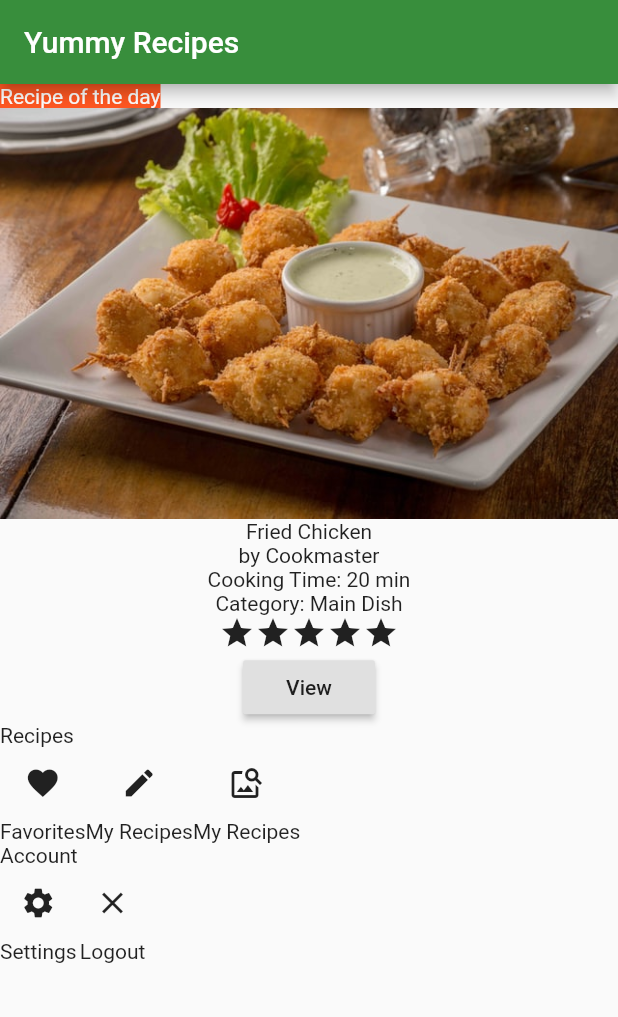
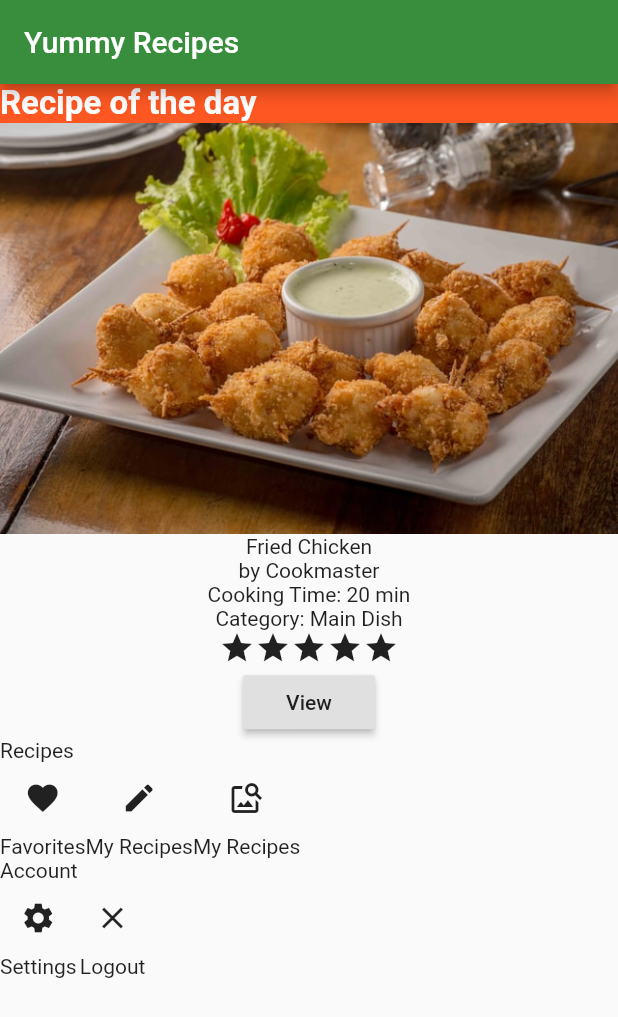
Before and after one commit to djaldave/flutter_widgets-Remake, a Flutter app: the screen it shows after launch, on a phone screen of 412 x 824 dp. Shown: the top 1017 px of the screen. Run offline on Flutter 3.47's test engine with Material 2 defaults, Android fonts, the phone set to English and light mode, and no system bars.

Commit message:
width, font size, font weight

```diff
--- a/lib/homepage.dart
+++ b/lib/homepage.dart
@@ -17,11 +17,13 @@ class HomePage extends StatelessWidget {
           crossAxisAlignment: CrossAxisAlignment.start,
           children: [
             Container(
+              width: double.infinity,
               child: Text(
                 "Recipe of the day",
                 style: TextStyle(
-                  color: Colors.white,
-                ),
+                    color: Colors.white,
+                    fontSize: 22,
+                    fontWeight: FontWeight.bold),
               ),
               color: Color.fromRGBO(255, 87, 34, 1),
             ),
```
